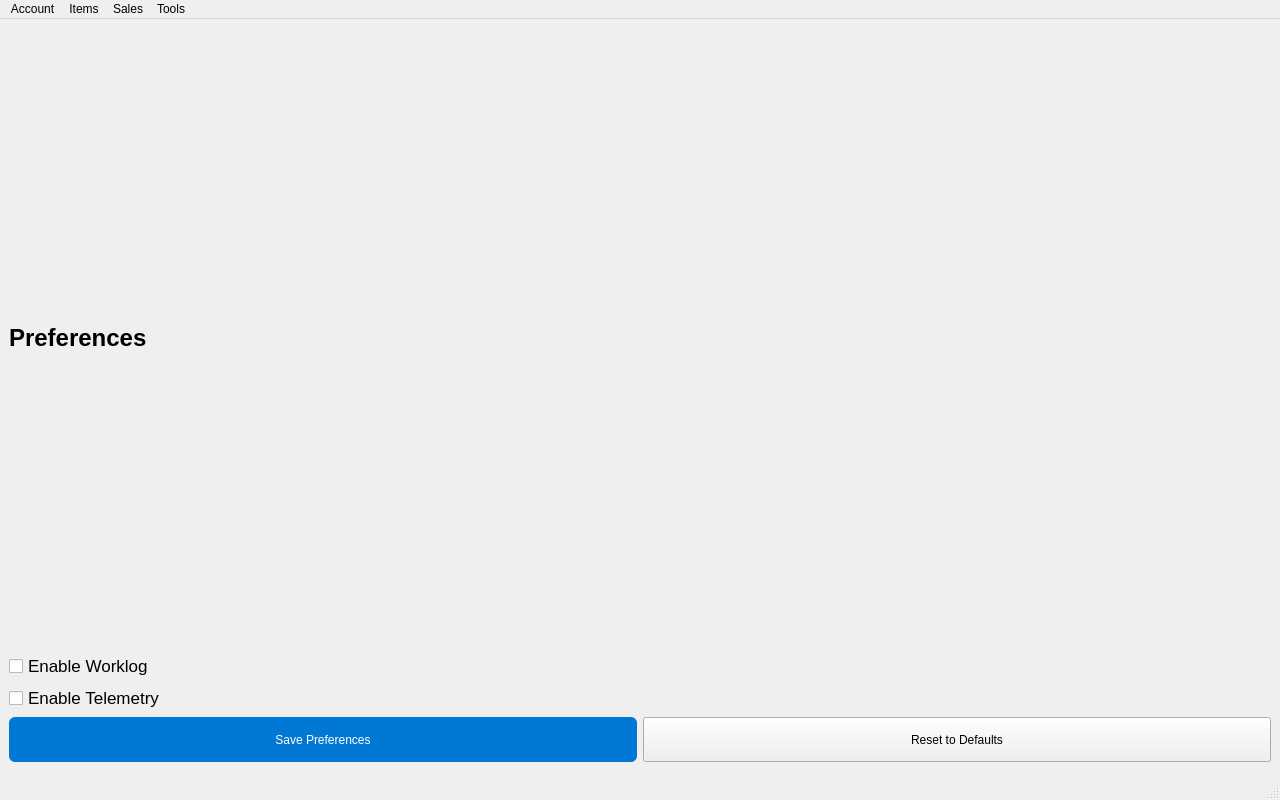
Above: src/mainwindow.ui from C0m3b4ck/QMark before the change. Below: the same form after it.
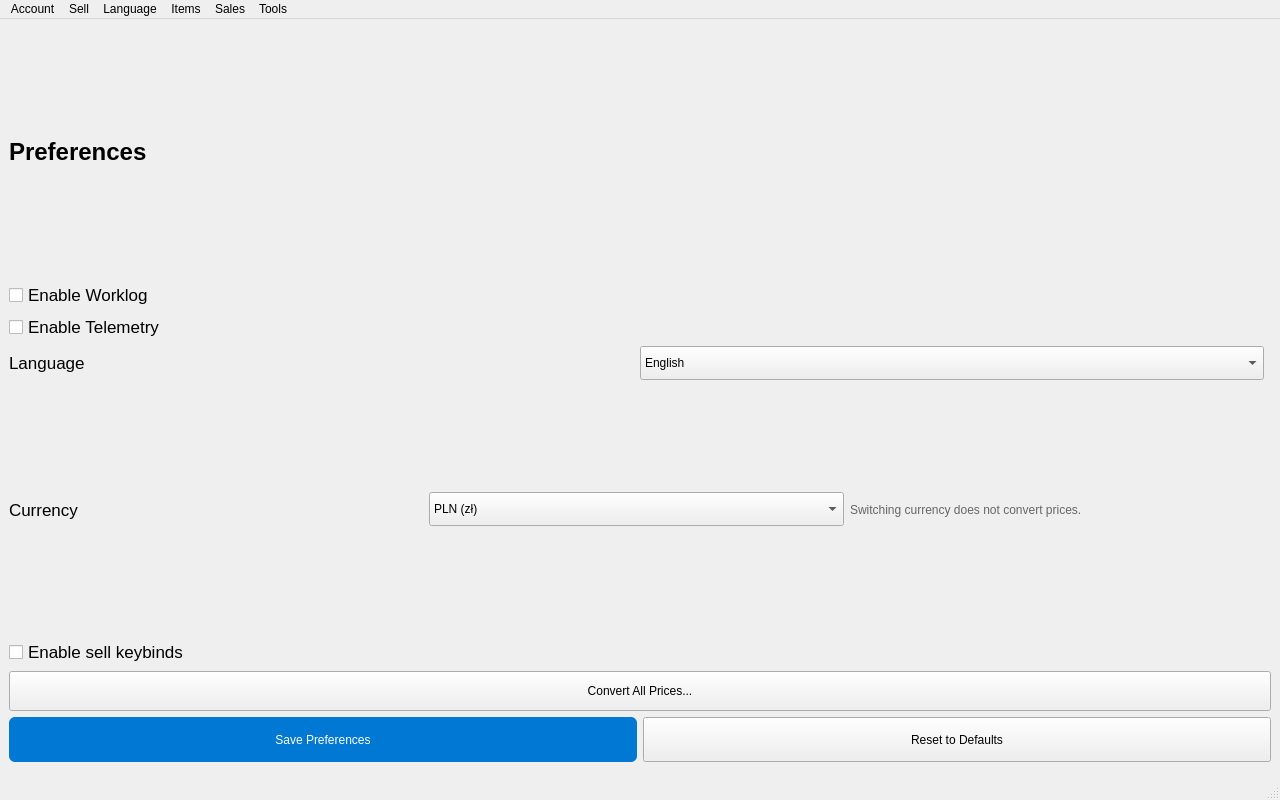
That is the form after the change. The open tabs and pages were chosen to show the change.

Commit message: Fix menu popups on login, Polish labels, resupply crash, quick-sell & Alt keybinds

```diff
--- a/src/mainwindow.ui
+++ b/src/mainwindow.ui
@@ -2052,6 +2052,127 @@
           </property>
          </widget>
         </item>
+        <item>
+         <layout class="QHBoxLayout" name="prefLangLayout">
+          <item>
+           <widget class="QLabel" name="lblLanguage_pref">
+            <property name="text">
+             <string>Language</string>
+            </property>
+            <property name="font">
+             <font>
+              <pointsize>13</pointsize>
+             </font>
+            </property>
+           </widget>
+          </item>
+          <item>
+           <widget class="QComboBox" name="cboLanguage_pref">
+            <property name="minimumSize">
+             <size>
+              <width>220</width>
+              <height>34</height>
+             </size>
+            </property>
+            <item>
+             <property name="text">
+              <string>English</string>
+             </property>
+            </item>
+            <item>
+             <property name="text">
+              <string>Polski</string>
+             </property>
+            </item>
+           </widget>
+          </item>
+          <item>
+           <spacer name="prefLangSpacer">
+            <property name="orientation">
+             <enum>Qt::Horizontal</enum>
+            </property>
+           </spacer>
+          </item>
+         </layout>
+        </item>
+        <item>
+         <layout class="QHBoxLayout" name="prefCurrLayout">
+          <item>
+           <widget class="QLabel" name="lblCurrency_pref">
+            <property name="text">
+             <string>Currency</string>
+            </property>
+            <property name="font">
+             <font>
+              <pointsize>13</pointsize>
+             </font>
+            </property>
+           </widget>
+          </item>
+          <item>
+           <widget class="QComboBox" name="cboCurrency_pref">
+            <property name="minimumSize">
+             <size>
+              <width>220</width>
+              <height>34</height>
+             </size>
+            </property>
+            <item>
+             <property name="text">
+              <string>PLN (zł)</string>
+             </property>
+            </item>
+            <item>
+             <property name="text">
+              <string>USD ($)</string>
+             </property>
+            </item>
+           </widget>
+          </item>
+          <item>
+           <widget class="QLabel" name="lblCurrencyHint_pref">
+            <property name="text">
+             <string>Switching currency does not convert prices.</string>
+            </property>
+            <property name="styleSheet">
+             <string notr="true">color: #666; font-size: 12px;</string>
+            </property>
+           </widget>
+          </item>
+          <item>
+           <spacer name="prefCurrSpacer">
+            <property name="orientation">
+             <enum>Qt::Horizontal</enum>
+            </property>
+           </spacer>
+          </item>
+         </layout>
+        </item>
+        <item>
+         <widget class="QCheckBox" name="chkKeybinds_pref">
+          <property name="text">
+           <string>Enable sell keybinds</string>
+          </property>
+          <property name="font">
+           <font>
+            <pointsize>13</pointsize>
+           </font>
+          </property>
+         </widget>
+        </item>
+        <item>
+         <widget class="QPushButton" name="btnConvertPrices_pref">
+          <property name="text">
+           <string>Convert All Prices...</string>
+          </property>
+          <property name="minimumSize">
+           <size>
+            <width>200</width>
+            <height>40</height>
+           </size>
+          </property>
+         </widget>
+        </item>
         <item>
          <layout class="QHBoxLayout" name="prefBtnLayout">
           <item>
@@ -2580,6 +2701,19 @@
     <addaction name="actionManage_Categories"/>
     <addaction name="actionManage_Shelves"/>
    </widget>
+   <widget class="QMenu" name="menuSell">
+    <property name="title">
+     <string>Sell</string>
+    </property>
+    <addaction name="actionSell_Item"/>
+   </widget>
+   <widget class="QMenu" name="menuLanguage">
+    <property name="title">
+     <string>Language</string>
+    </property>
+    <addaction name="actionLanguageEnglish"/>
+    <addaction name="actionLanguagePolish"/>
+   </widget>
    <widget class="QMenu" name="menuSales">
     <property name="title">
      <string>Sales</string>
@@ -2600,6 +2734,8 @@
     <addaction name="actionTroubleshoot"/>
    </widget>
    <addaction name="menuFile"/>
+   <addaction name="menuSell"/>
+   <addaction name="menuLanguage"/>
    <addaction name="menuItems"/>
    <addaction name="menuSales"/>
    <addaction name="menuTools"/>
```
Left out of the diff: 111 changed lines with no effect on the pictures. The commit also changes 14 other files.
